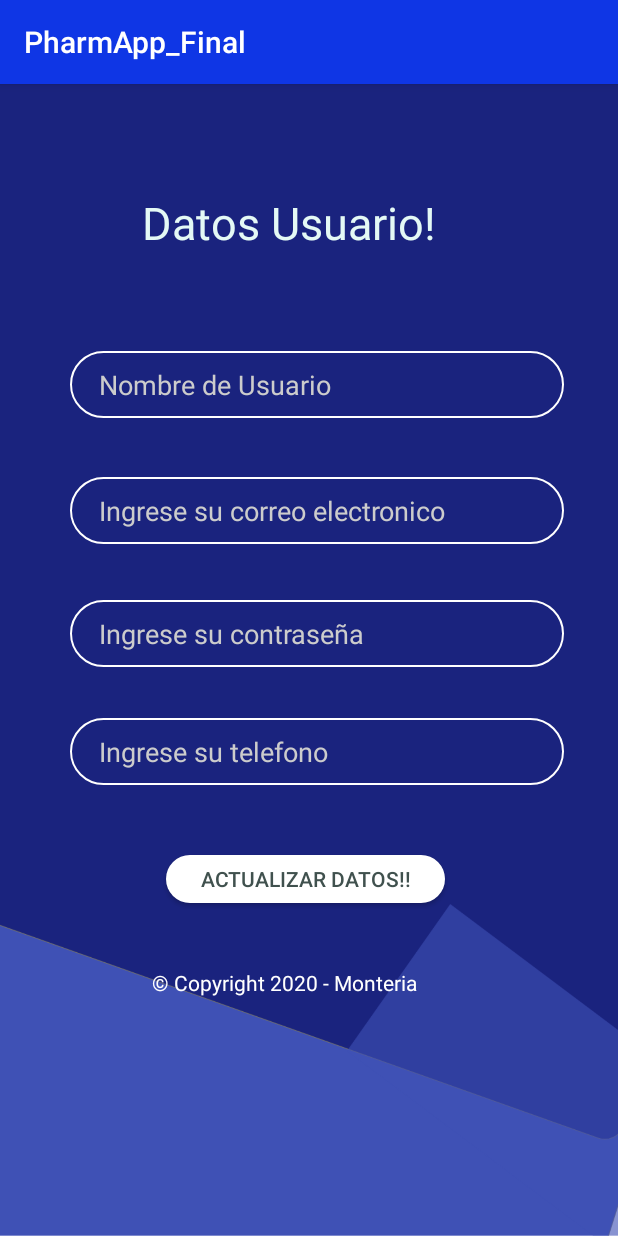
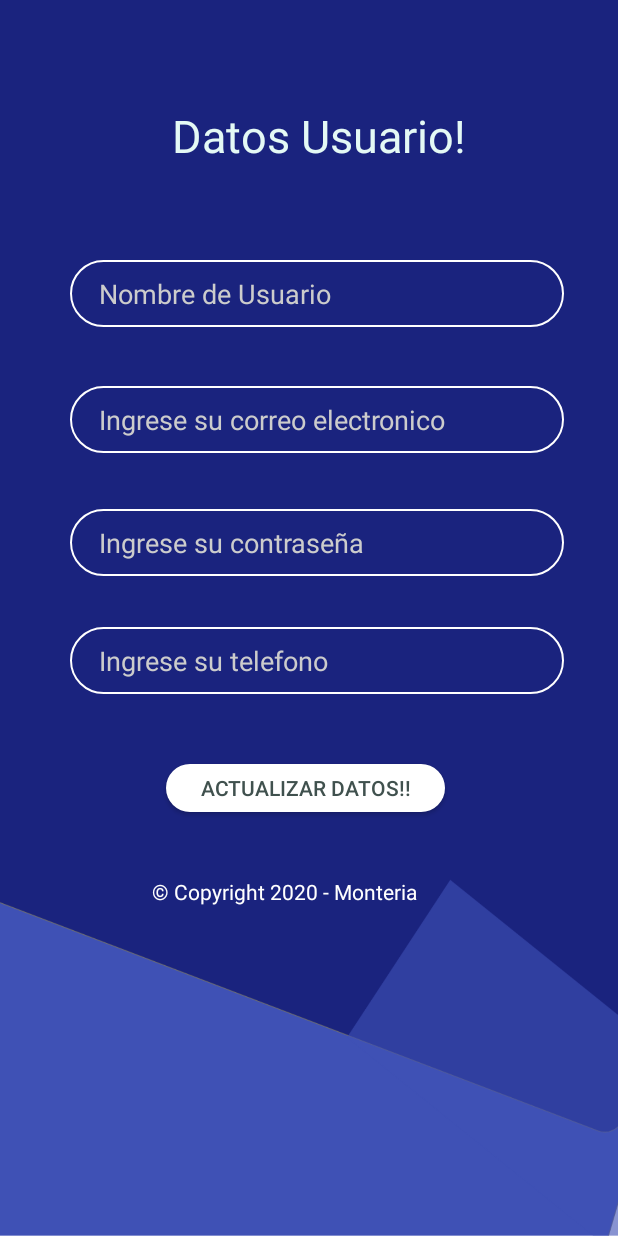
Before and after one commit to Dicorde/PharmApp_Final, an Android app: the EditarUsuario screen opened directly, with no data from a screen before it, on a phone screen of 412 x 824 dp. Run offline under Robolectric (Android 15) with nearby library versions, the phone set to English and light mode, and no system bars; our stand-ins replace Firebase (no records; nobody signed in at launch, a user with empty details on screens opened directly), Picasso.

Commit message:
PharmApp_Final

```diff
--- a/app/src/main/AndroidManifest.xml
+++ b/app/src/main/AndroidManifest.xml
@@ -32,7 +32,7 @@
             android:theme="@style/FullScreen" />
         <activity
             android:name=".Activity.EditarUsuario"
-            android:theme="@style/FullScreen">
+            android:theme="@style/AppThemeMainLogi">
             <meta-data
                 android:name="android.support.PARENT_ACTIVITY"
                 android:value="com.example.diego.diploma.pharmapp_final.Activity.MainActivity" />
--- a/app/src/main/res/layout/activity_editar_usuario.xml
+++ b/app/src/main/res/layout/activity_editar_usuario.xml
@@ -81,10 +81,11 @@
 
     <TextView
         android:id="@+id/login_user"
-        android:layout_width="242dp"
-        android:layout_height="62dp"
-        android:layout_marginTop="72dp"
+        android:layout_width="299dp"
+        android:layout_height="77dp"
+        android:layout_marginTop="52dp"
         android:layout_marginBottom="608dp"
+        android:gravity="center"
         android:text="Datos Usuario!"
         android:textColor="#e4f9f5"
         android:textSize="30sp"
```
